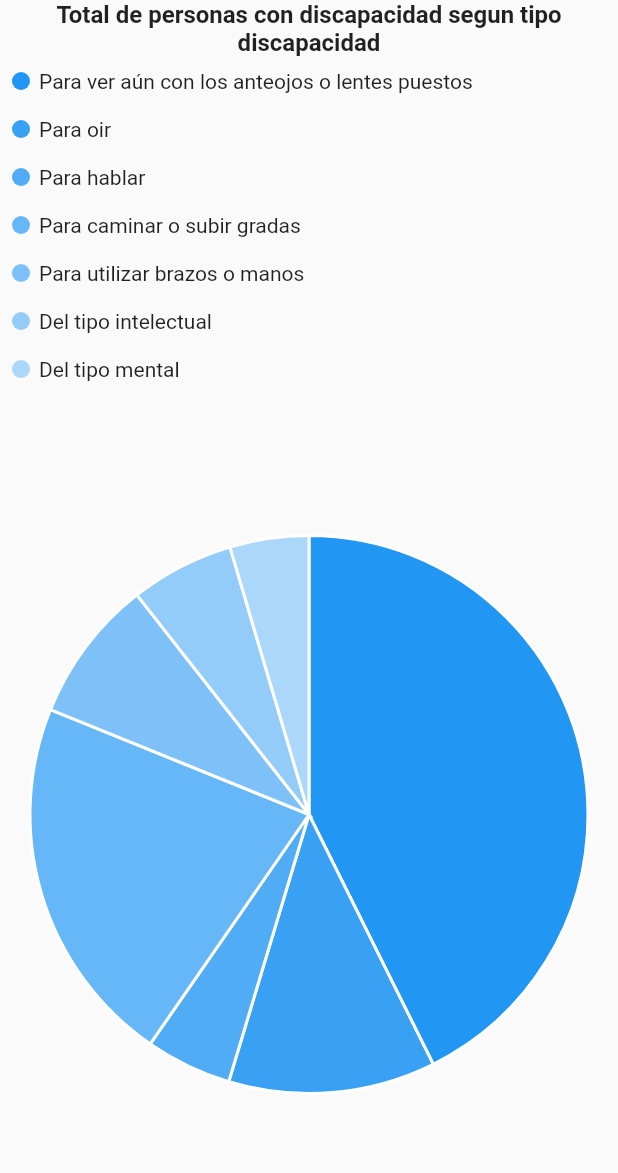
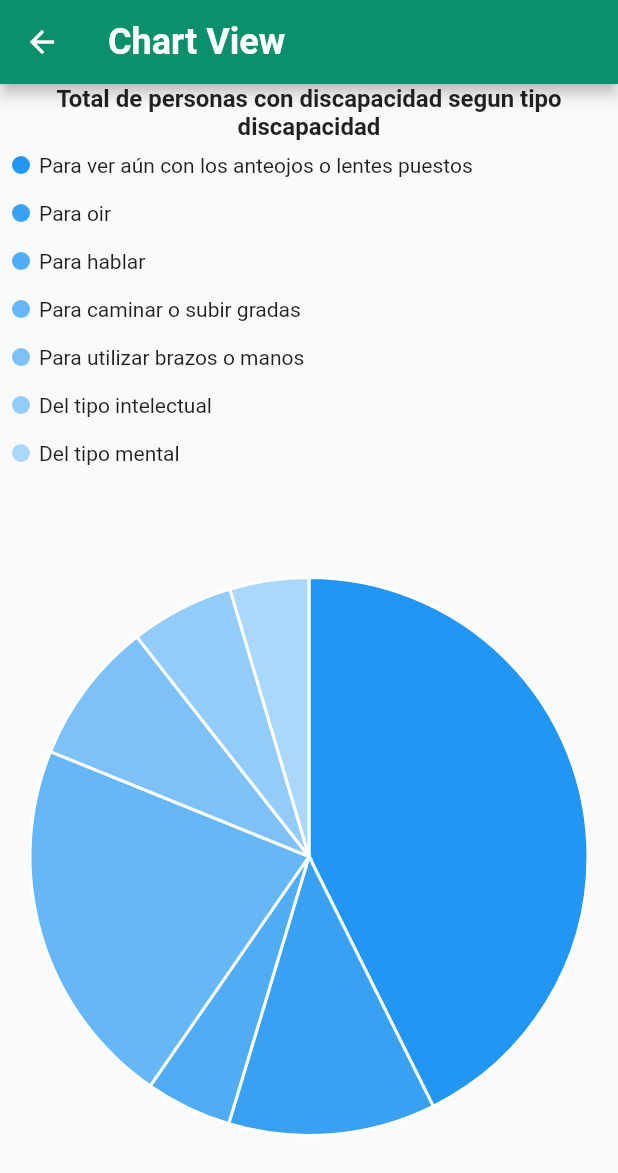
Before and after one commit to palpizarm/mobile_visualization_project, a Flutter app: the PieChart screen opened directly, on a phone screen of 412 x 824 dp. Shown: the top 1173 px of the screen. Run offline on Flutter 3.47's test engine with Material 2 defaults, Android fonts, the phone set to English and light mode, and no system bars; our stand-ins replace charts_flutter, font_awesome_flutter; missing offline and left inert: bubble_chart.

Commit message:
[fixed] fit chart to container

```diff
--- a/mobile_visualization_project/lib/pie.dart
+++ b/mobile_visualization_project/lib/pie.dart
@@ -1,6 +1,7 @@
 import 'package:flutter/material.dart';
 import 'package:charts_flutter/flutter.dart' as charts;
 import 'package:mobile_visualization_project/dataHandler.dart';
+import 'package:mobile_visualization_project/homepage.dart';
 
 class PieChart extends StatelessWidget {
   DataHandler _dataHandler;
@@ -13,8 +14,25 @@ class PieChart extends StatelessWidget {
 
   @override
   Widget build(BuildContext context) {
-    return Center(
-      child: Column(
+    return Scaffold(
+      appBar: AppBar(
+        backgroundColor: Color(0xff0b906c),
+        leading: IconButton(icon: Icon(Icons.arrow_back),
+          tooltip: 'Menu',
+          onPressed: () {
+            Navigator.push(context,
+                MaterialPageRoute(builder: (context) => HomePage()));
+          },),
+        title:
+        Text(
+          'Chart View',
+          style: TextStyle(
+            fontWeight: FontWeight.bold,
+            fontSize: 24,
+          ),
+        ),
+      ),
+      body: Column(
         children: <Widget>[
           Text(
             'Total de personas con discapacidad segun tipo discapacidad',
```
